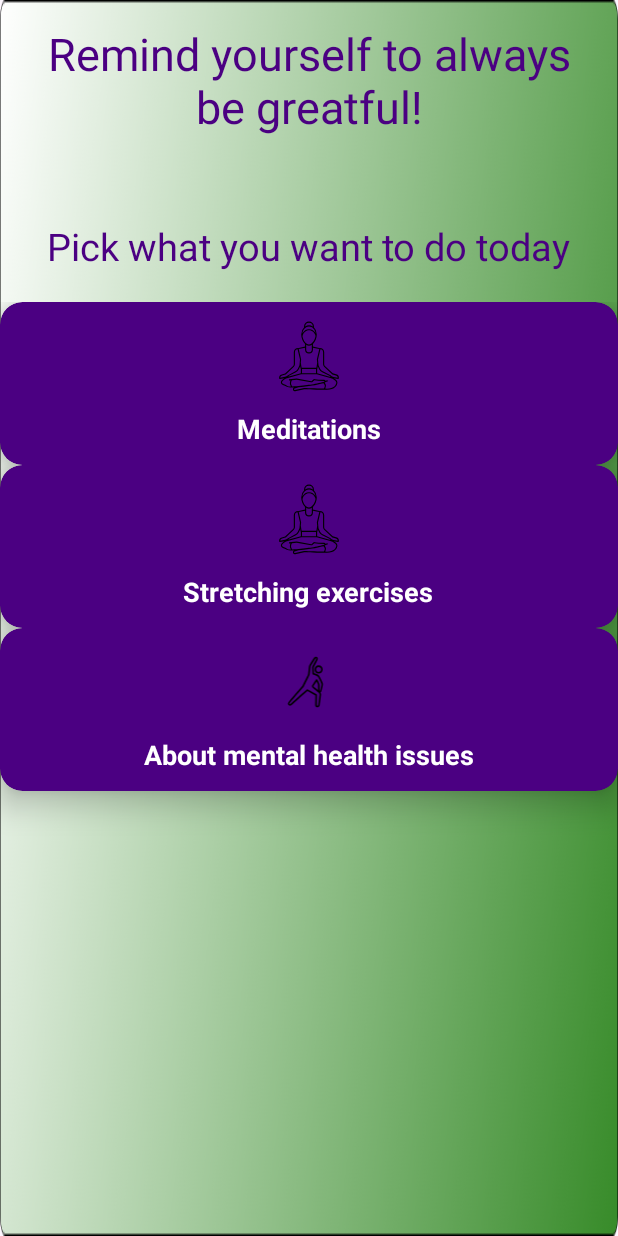
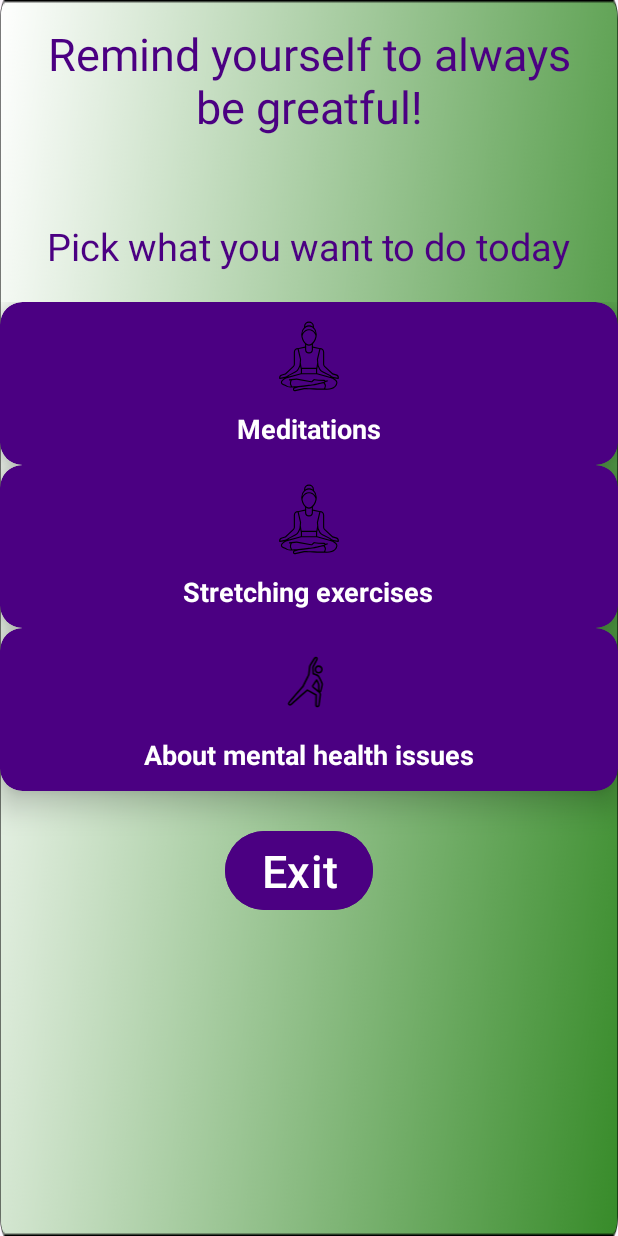
Before and after one commit to 75353105/Fullfilment, an Android app: the HomeDashboardActivity screen opened directly, with no data from a screen before it, on a phone screen of 412 x 824 dp. Run offline under Robolectric (Android 15) with nearby library versions, the light colour scheme and no system bars.

Commit message:
Design pagina sanatate mintala final

```diff
--- a/app/src/main/res/layout/activity_home_dashboard.xml
+++ b/app/src/main/res/layout/activity_home_dashboard.xml
@@ -148,4 +148,17 @@
 
     </GridLayout>
 
+    <com.google.android.material.button.MaterialButton
+        android:layout_width="wrap_content"
+        android:layout_height="wrap_content"
+        android:id="@+id/btnExit"
+        android:text = "Exit"
+        android:backgroundTint="@color/indigo"
+        android:textColor = "@color/white"
+        android:textSize = "30dp"
+        android:layout_marginTop = "550dp"
+        android:layout_marginLeft = "150dp"
+
+        tools:ignore="NotSibling" />
+
 </RelativeLayout>
```
